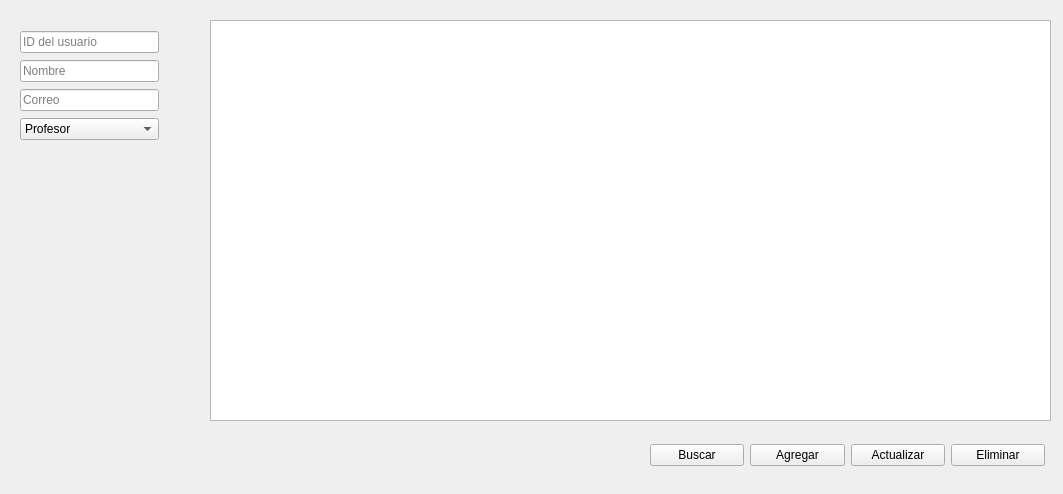
Above: view/UserManager.ui from moisescortes/Proyect_MVC before the change. Below: the same form after it.
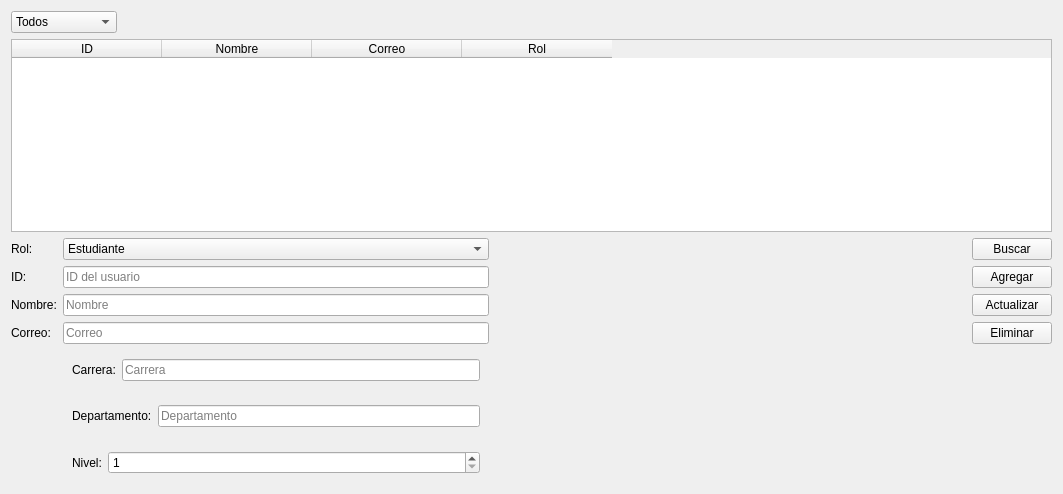
That is the form after the change.

Commit message: User and book window updated

Patch:
```diff
--- a/view/UserManager.ui
+++ b/view/UserManager.ui
@@ -13,103 +13,279 @@
   <property name="windowTitle">
    <string>Form</string>
   </property>
-  <widget class="QTableWidget" name="tableWidget">
-   <property name="geometry">
-    <rect>
-     <x>210</x>
-     <y>20</y>
-     <width>841</width>
-     <height>401</height>
-    </rect>
-   </property>
-  </widget>
-  <widget class="QWidget" name="">
-   <property name="geometry">
-    <rect>
-     <x>20</x>
-     <y>30</y>
-     <width>139</width>
-     <height>111</height>
-    </rect>
-   </property>
-   <layout class="QVBoxLayout" name="verticalLayout">
+  <layout class="QVBoxLayout" name="verticalLayout_3">
+   <item>
+    <layout class="QHBoxLayout" name="horizontalLayout_2">
+     <item>
+      <widget class="QComboBox" name="cmb_role_filter">
+       <item>
+        <property name="text">
+         <string>Todos</string>
+        </property>
+       </item>
+       <item>
+        <property name="text">
+         <string>Estudiante</string>
+        </property>
+       </item>
+       <item>
+        <property name="text">
+         <string>Profesor</string>
+        </property>
+       </item>
+       <item>
+        <property name="text">
+         <string>Administrador</string>
+        </property>
+       </item>
+      </widget>
+     </item>
+     <item>
+      <spacer name="horizontalSpacer">
+       <property name="orientation">
+        <enum>Qt::Horizontal</enum>
+       </property>
+       <property name="sizeHint" stdset="0">
+        <size>
+         <width>40</width>
+         <height>20</height>
+        </size>
+       </property>
+      </spacer>
+     </item>
+    </layout>
+   </item>
     <item>
+    <widget class="QTableWidget" name="table_users">
+     <property name="editTriggers">
+      <set>QAbstractItemView::NoEditTriggers</set>
+     </property>
+     <property name="selectionBehavior">
+      <enum>QAbstractItemView::SelectRows</enum>
+     </property>
+     <attribute name="horizontalHeaderDefaultSectionSize">
+      <number>150</number>
+     </attribute>
+     <column>
+      <property name="text">
+       <string>ID</string>
+      </property>
+     </column>
+     <column>
+      <property name="text">
+       <string>Nombre</string>
+      </property>
+     </column>
+     <column>
+      <property name="text">
+       <string>Correo</string>
+      </property>
+     </column>
+     <column>
+      <property name="text">
+       <string>Rol</string>
+      </property>
+     </column>
+    </widget>
+   </item>
+   <item>
+    <layout class="QHBoxLayout" name="horizontalLayout">
+     <item>
+      <layout class="QFormLayout" name="formLayout">
+       <item row="0" column="0">
+        <widget class="QLabel" name="label">
+         <property name="text">
+          <string>Rol:</string>
+         </property>
+        </widget>
+       </item>
+       <item row="0" column="1">
+        <widget class="QComboBox" name="cmb_role">
+         <item>
+          <property name="text">
+           <string>Estudiante</string>
+          </property>
+         </item>
+         <item>
+          <property name="text">
+           <string>Profesor</string>
+          </property>
+         </item>
+         <item>
+          <property name="text">
+           <string>Administrador</string>
+          </property>
+         </item>
+        </widget>
+       </item>
+       <item row="1" column="0">
+        <widget class="QLabel" name="label_2">
+         <property name="text">
+          <string>ID:</string>
+         </property>
+        </widget>
+       </item>
+       <item row="1" column="1">
      <widget class="QLineEdit" name="txt_user_id">
       <property name="placeholderText">
        <string>ID del usuario</string>
       </property>
      </widget>
     </item>
-    <item>
+       <item row="2" column="0">
+        <widget class="QLabel" name="label_3">
+         <property name="text">
+          <string>Nombre:</string>
+         </property>
+        </widget>
+       </item>
+       <item row="2" column="1">
      <widget class="QLineEdit" name="txt_name">
       <property name="placeholderText">
        <string>Nombre</string>
       </property>
      </widget>
     </item>
-    <item>
+       <item row="3" column="0">
+        <widget class="QLabel" name="label_4">
+         <property name="text">
+          <string>Correo:</string>
+         </property>
+        </widget>
+       </item>
+       <item row="3" column="1">
      <widget class="QLineEdit" name="txt_email">
       <property name="placeholderText">
        <string>Correo</string>
       </property>
      </widget>
     </item>
-    <item>
-     <widget class="QComboBox" name="cmb_role">
-      <item>
+       <item row="4" column="1">
+        <widget class="QWidget" name="student_fields" native="true">
+         <layout class="QFormLayout" name="formLayout_2">
+          <item row="0" column="0">
+           <widget class="QLabel" name="label_5">
        <property name="text">
-        <string>Profesor</string>
-       </property>
-      </item>
-      <item>
+             <string>Carrera:</string>
+            </property>
+           </widget>
+          </item>
+          <item row="0" column="1">
+           <widget class="QLineEdit" name="txt_major">
+            <property name="placeholderText">
+             <string>Carrera</string>
+            </property>
+           </widget>
+          </item>
+         </layout>
+        </widget>
+       </item>
+       <item row="5" column="1">
+        <widget class="QWidget" name="professor_fields" native="true">
+         <layout class="QFormLayout" name="formLayout_3">
+          <item row="0" column="0">
+           <widget class="QLabel" name="label_6">
        <property name="text">
-        <string>Estudiante</string>
-       </property>
-      </item>
+             <string>Departamento:</string>
+            </property>
+           </widget>
+          </item>
+          <item row="0" column="1">
+           <widget class="QLineEdit" name="txt_department">
+            <property name="placeholderText">
+             <string>Departamento</string>
+            </property>
      </widget>
     </item>
    </layout>
   </widget>
-  <widget class="QWidget" name="">
-   <property name="geometry">
-    <rect>
-     <x>650</x>
-     <y>440</y>
-     <width>395</width>
-     <height>30</height>
-    </rect>
-   </property>
-   <layout class="QHBoxLayout" name="horizontalLayout">
+       </item>
+       <item row="6" column="1">
+        <widget class="QWidget" name="admin_fields" native="true">
+         <layout class="QFormLayout" name="formLayout_4">
+          <item row="0" column="0">
+           <widget class="QLabel" name="label_7">
+            <property name="text">
+             <string>Nivel:</string>
+            </property>
+           </widget>
+          </item>
+          <item row="0" column="1">
+           <widget class="QSpinBox" name="spin_admin_level">
+            <property name="minimum">
+             <number>1</number>
+            </property>
+            <property name="maximum">
+             <number>3</number>
+            </property>
+           </widget>
+          </item>
+         </layout>
+        </widget>
+       </item>
+      </layout>
+     </item>
     <item>
-     <widget class="QPushButton" name="pushButton_4">
+      <spacer name="horizontalSpacer_2">
+       <property name="orientation">
+        <enum>Qt::Horizontal</enum>
+       </property>
+       <property name="sizeHint" stdset="0">
+        <size>
+         <width>40</width>
+         <height>20</height>
+        </size>
+       </property>
+      </spacer>
+     </item>
+     <item>
+      <layout class="QVBoxLayout" name="verticalLayout_2">
+       <item>
+        <widget class="QPushButton" name="btn_search">
       <property name="text">
        <string>Buscar</string>
       </property>
      </widget>
     </item>
     <item>
-     <widget class="QPushButton" name="btn_add_user">
+        <widget class="QPushButton" name="btn_add">
       <property name="text">
        <string>Agregar</string>
       </property>
      </widget>
     </item>
     <item>
-     <widget class="QPushButton" name="btn_update_user">
+        <widget class="QPushButton" name="btn_update">
       <property name="text">
        <string>Actualizar</string>
       </property>
      </widget>
     </item>
     <item>
-     <widget class="QPushButton" name="btn_delete_user">
+        <widget class="QPushButton" name="btn_delete">
       <property name="text">
        <string>Eliminar</string>
       </property>
      </widget>
     </item>
-   </layout>
-  </widget>
+       <item>
+        <spacer name="verticalSpacer">
+         <property name="orientation">
+          <enum>Qt::Vertical</enum>
+         </property>
+         <property name="sizeHint" stdset="0">
+          <size>
+           <width>20</width>
+           <height>40</height>
+          </size>
+         </property>
+        </spacer>
+       </item>
+      </layout>
+     </item>
+    </layout>
+   </item>
+  </layout>
  </widget>
  <resources/>
  <connections/>
```
Left out of the diff: 6 changed lines with no effect on the pictures. Lines whose indentation alone changed are shown as unchanged. The commit also changes 20 other files.
